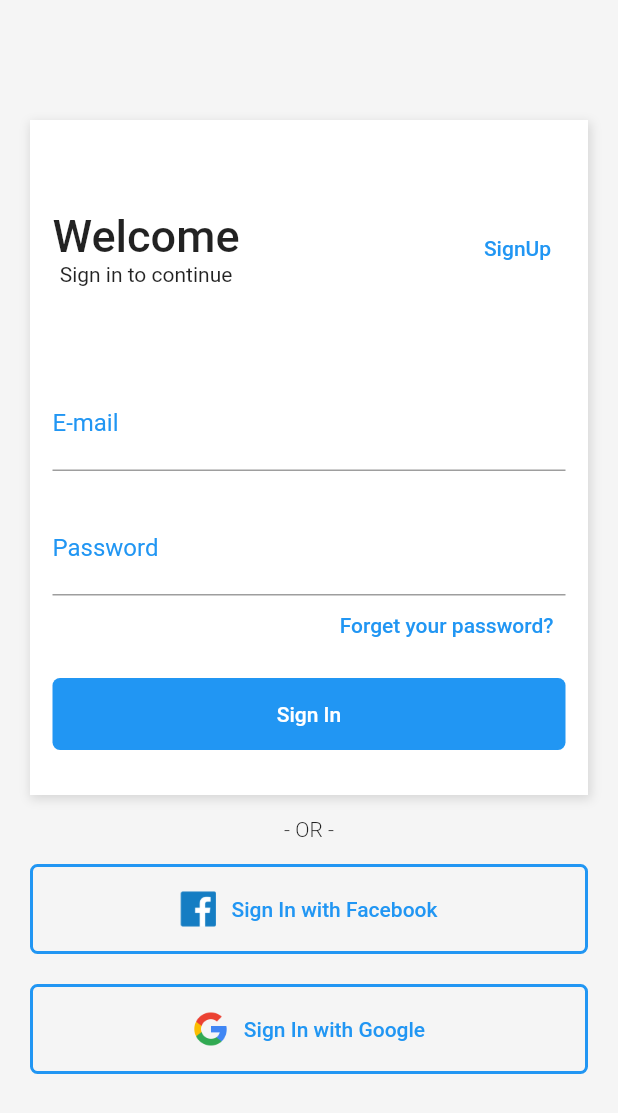
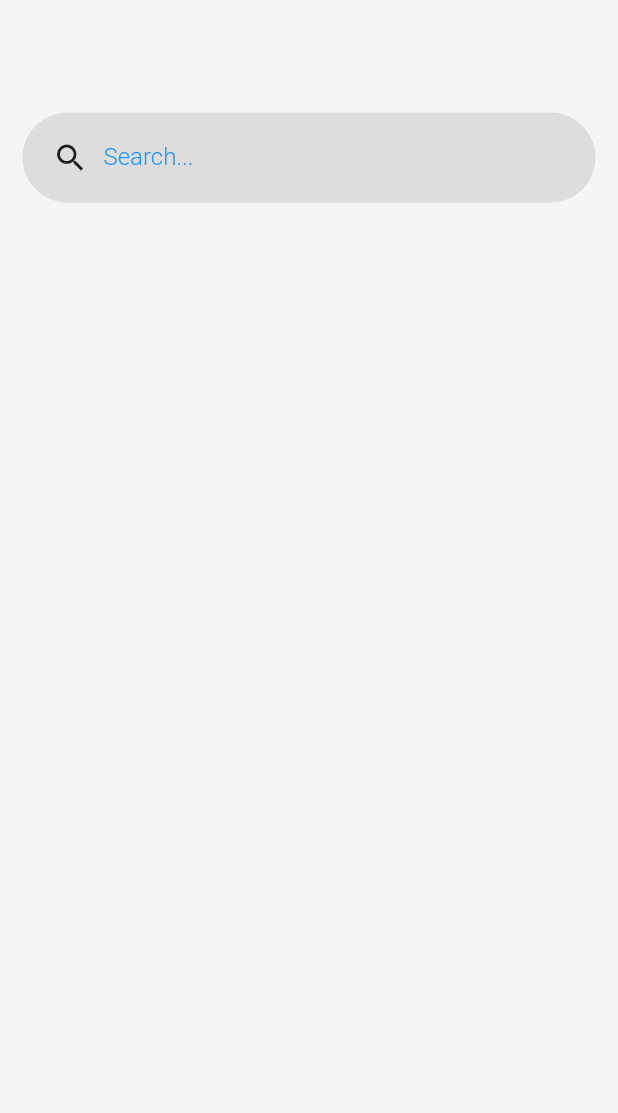
Before and after one commit to SamuelAlv3s/App-Shopping, a Flutter app: the screen it shows after launch, after a tap on "Sign In", on a phone screen of 412 x 824 dp. Shown: the top 1113 px of the screen. Run offline on Flutter 3.47's test engine with Material 2 defaults, Android fonts, the phone set to English and light mode, and no system bars.

Commit message:
home page search widget

```diff
--- /dev/null
+++ b/lib/pages/home.page.dart
@@ -0,0 +1,48 @@
+import 'package:flutter/material.dart';
+
+class HomePage extends StatelessWidget {
+  const HomePage({super.key});
+
+  @override
+  Widget build(BuildContext context) {
+    return Scaffold(
+      body: Container(
+        padding: EdgeInsets.all(15),
+        color: Color(0xFFF5F5F5),
+        child: Column(
+            crossAxisAlignment: CrossAxisAlignment.stretch,
+            children: <Widget>[SizedBox(height: 60), search()]),
+      ),
+    );
+  }
+}
+
+Widget search() {
+  return Container(
+    height: 60,
+    padding: EdgeInsets.only(left: 20),
+    decoration: BoxDecoration(
+        color: Color.fromRGBO(0, 0, 0, 0.1),
+        borderRadius: BorderRadius.all(Radius.circular(128))),
+    child: Row(children: <Widget>[
+      Icon(Icons.search),
+      Container(
+        width: 300,
+        padding: EdgeInsets.only(left: 10),
+        child: TextFormField(
+          keyboardType: TextInputType.text,
+          decoration: InputDecoration(
+            border: InputBorder.none,
+            labelText: 'Search...',
+            labelStyle: TextStyle(
+              color: Colors.blue,
+              fontWeight: FontWeight.w300,
+              fontSize: 16,
+            ),
+          ),
+          style: TextStyle(fontSize: 20, color: Colors.blue),
+        ),
+      )
+    ]),
+  );
+}
--- a/lib/pages/login.page.dart
+++ b/lib/pages/login.page.dart
@@ -1,4 +1,5 @@
 import 'package:flutter/material.dart';
+import 'package:shopping/pages/home.page.dart';
 import 'package:shopping/pages/signup.page.dart';
 
 class LoginPage extends StatelessWidget {
@@ -102,7 +103,12 @@ class LoginPage extends StatelessWidget {
                             'Sign In',
                             style: TextStyle(color: Colors.white),
                           ),
-                          onPressed: () {},
+                          onPressed: () {
+                            Navigator.push(
+                                context,
+                                MaterialPageRoute(
+                                    builder: (context) => HomePage()));
+                          },
                         ),
                       )
                     ],
```
